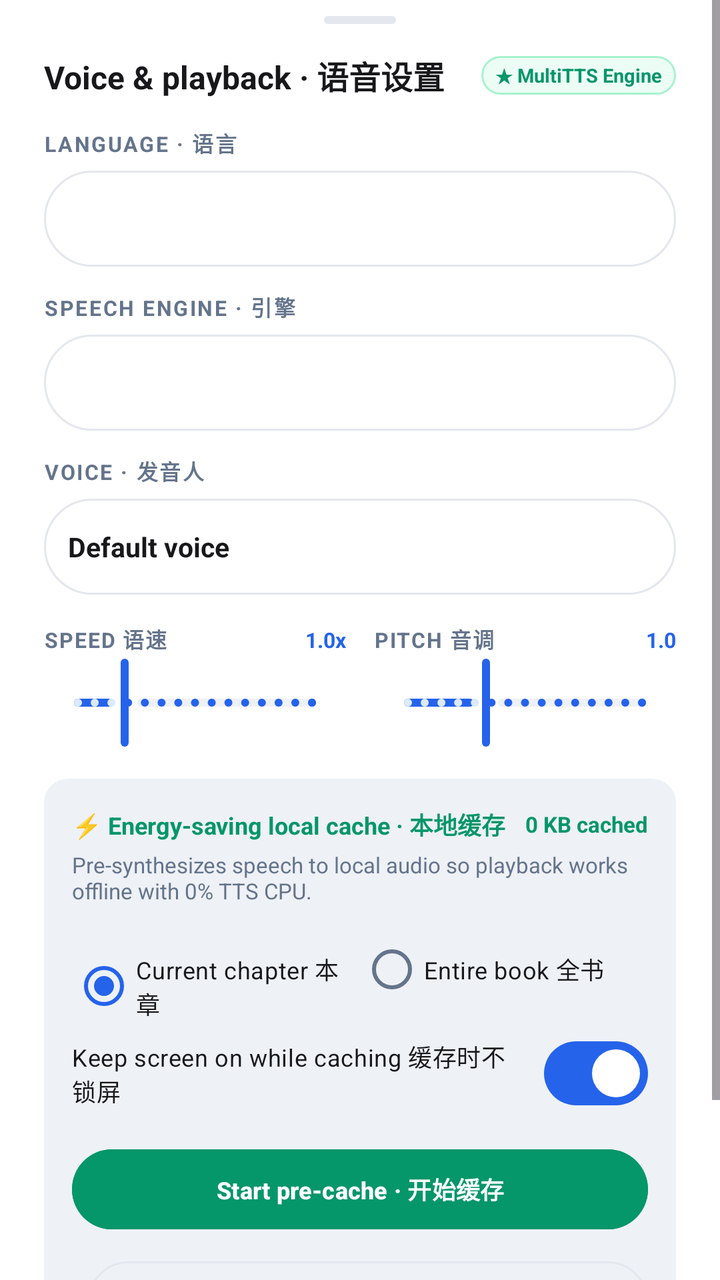
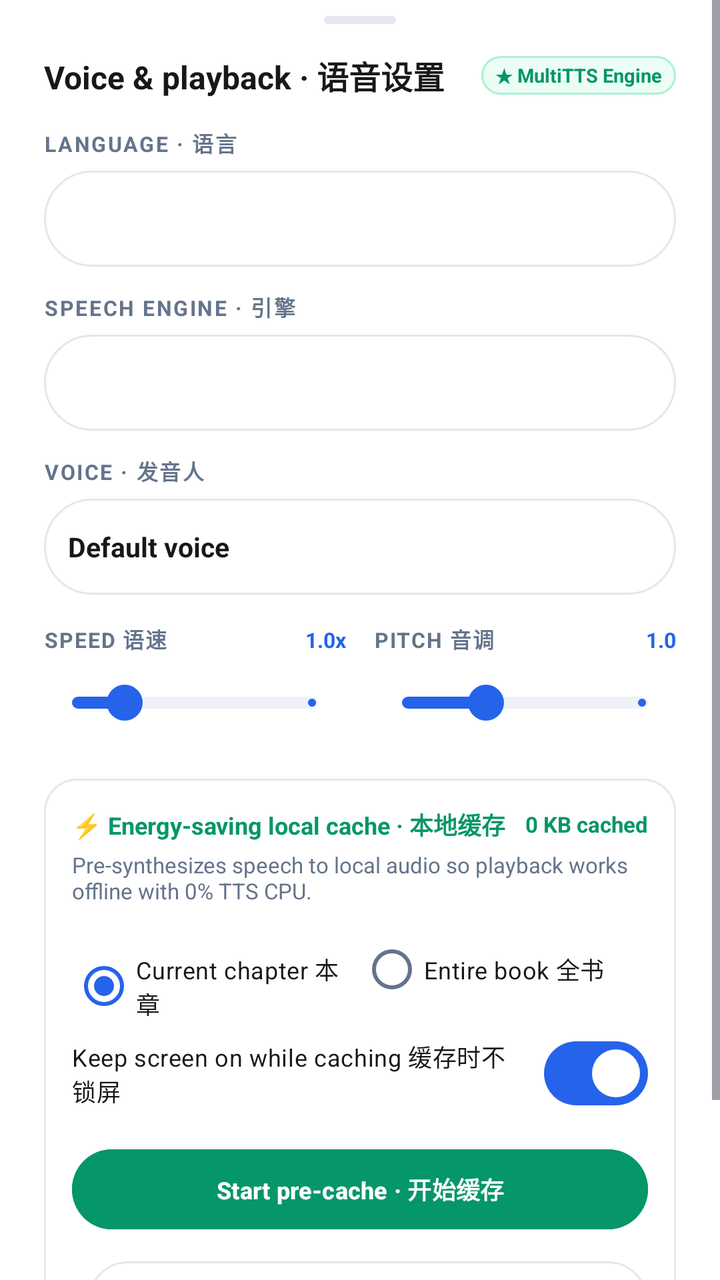

Before-and-after screenshots of an Android layout around one commit, followed by the original layout XML and the change that was made.
<!-- AndroidManifest.xml: application theme Theme.Readest.Classic -->
<!-- res/layout/bottom_sheet_tts.xml -->
<?xml version="1.0" encoding="utf-8"?>
<ScrollView xmlns:android="http://schemas.android.com/apk/res/android"
    xmlns:app="http://schemas.android.com/apk/res-auto"
    android:layout_width="match_parent"
    android:layout_height="wrap_content"
    android:background="?attr/rdPanel">

    <LinearLayout
        android:layout_width="match_parent"
        android:layout_height="wrap_content"
        android:orientation="vertical"
        android:paddingStart="22dp"
        android:paddingTop="8dp"
        android:paddingEnd="22dp"
        android:paddingBottom="24dp">

        
        <View
            android:layout_width="36dp"
            android:layout_height="4dp"
            android:layout_gravity="center_horizontal"
            android:layout_marginBottom="14dp"
            android:background="?attr/rdDragHandleBg" />

        <LinearLayout
            android:layout_width="match_parent"
            android:layout_height="wrap_content"
            android:gravity="center_vertical"
            android:orientation="horizontal">

            <TextView
                android:layout_width="0dp"
                android:layout_height="wrap_content"
                android:layout_weight="1"
                android:text="Voice &amp; playback · 语音设置"
                android:textColor="?attr/rdTextPrimary"
                android:textSize="16sp"
                android:textStyle="bold" />

            <TextView
                android:id="@+id/btnMultiTtsGuide"
                android:layout_width="wrap_content"
                android:layout_height="wrap_content"
                android:background="?attr/rdChipBgSuccess"
                android:paddingStart="7dp"
                android:paddingTop="3dp"
                android:paddingEnd="7dp"
                android:paddingBottom="3dp"
                android:text="★ MultiTTS Engine"
                android:textColor="?attr/rdOnSuccessChip"
                android:textSize="9.5sp"
                android:textStyle="bold" />
        </LinearLayout>

        
        <TextView
            android:layout_width="wrap_content"
            android:layout_height="wrap_content"
            android:layout_marginTop="14dp"
            android:letterSpacing="0.08"
            android:text="LANGUAGE · 语言"
            android:textColor="?attr/rdTextSecondary"
            android:textSize="10.5sp"
            android:textStyle="bold" />

        <Spinner
            android:id="@+id/spinnerLanguage"
            android:layout_width="match_parent"
            android:layout_height="48dp"
            android:layout_marginTop="6dp"
            android:background="?attr/rdChipBgMuted"
            android:popupBackground="?attr/rdPanel" />

        
        <TextView
            android:layout_width="wrap_content"
            android:layout_height="wrap_content"
            android:layout_marginTop="12dp"
            android:letterSpacing="0.08"
            android:text="SPEECH ENGINE · 引擎"
            android:textColor="?attr/rdTextSecondary"
            android:textSize="10.5sp"
            android:textStyle="bold" />

        <Spinner
            android:id="@+id/spinnerTtsEngine"
            android:layout_width="match_parent"
            android:layout_height="48dp"
            android:layout_marginTop="6dp"
            android:background="?attr/rdChipBgMuted"
            android:popupBackground="?attr/rdPanel" />

        
        <TextView
            android:layout_width="wrap_content"
            android:layout_height="wrap_content"
            android:layout_marginTop="12dp"
            android:letterSpacing="0.08"
            android:text="VOICE · 发音人"
            android:textColor="?attr/rdTextSecondary"
            android:textSize="10.5sp"
            android:textStyle="bold" />

        <TextView
            android:id="@+id/btnVoicePicker"
            android:clickable="true"
            android:focusable="true"
            android:foreground="?attr/selectableItemBackground"
            android:layout_width="match_parent"
            android:layout_height="48dp"
            android:layout_marginTop="6dp"
            android:background="?attr/rdChipBgMuted"
            android:ellipsize="end"
            android:gravity="center_vertical"
            android:maxLines="1"
            android:paddingStart="12dp"
            android:paddingEnd="12dp"
            android:text="Default voice"
            android:textColor="?attr/rdTextPrimary"
            android:textSize="13.5sp"
            android:textStyle="bold" />

        
        <LinearLayout
            android:layout_width="match_parent"
            android:layout_height="wrap_content"
            android:layout_marginTop="14dp"
            android:orientation="horizontal">

            <LinearLayout
                android:layout_width="0dp"
                android:layout_height="wrap_content"
                android:layout_marginEnd="7dp"
                android:layout_weight="1"
                android:orientation="vertical">

                <LinearLayout
                    android:layout_width="match_parent"
                    android:layout_height="wrap_content"
                    android:orientation="horizontal">

                    <TextView
                        android:layout_width="0dp"
                        android:layout_height="wrap_content"
                        android:layout_weight="1"
                        android:letterSpacing="0.06"
                        android:text="SPEED 语速"
                        android:textColor="?attr/rdTextSecondary"
                        android:textSize="10.5sp"
                        android:textStyle="bold" />

                    <TextView
                        android:id="@+id/tvSheetRateVal"
                        android:layout_width="wrap_content"
                        android:layout_height="wrap_content"
                        android:text="1.0x"
                        android:textColor="?attr/rdAccent"
                        android:textSize="10.5sp"
                        android:textStyle="bold" />
                </LinearLayout>

                <com.google.android.material.slider.Slider
                    android:id="@+id/sliderSpeechRate"
                    android:layout_width="match_parent"
                    android:layout_height="wrap_content"
                    android:stepSize="0.1"
                    android:value="1.0"
                    android:valueFrom="0.5"
                    android:valueTo="3.0"
                    app:thumbColor="?attr/rdAccent"
                    app:trackColorActive="?attr/rdAccent"
                    app:trackColorInactive="?attr/rdPanelSunk"
                    app:trackHeight="4dp" />
            </LinearLayout>

            <LinearLayout
                android:layout_width="0dp"
                android:layout_height="wrap_content"
                android:layout_marginStart="7dp"
                android:layout_weight="1"
                android:orientation="vertical">

                <LinearLayout
                    android:layout_width="match_parent"
                    android:layout_height="wrap_content"
                    android:orientation="horizontal">

                    <TextView
                        android:layout_width="0dp"
                        android:layout_height="wrap_content"
                        android:layout_weight="1"
                        android:letterSpacing="0.06"
                        android:text="PITCH 音调"
                        android:textColor="?attr/rdTextSecondary"
                        android:textSize="10.5sp"
                        android:textStyle="bold" />

                    <TextView
                        android:id="@+id/tvSheetPitchVal"
                        android:layout_width="wrap_content"
                        android:layout_height="wrap_content"
                        android:text="1.0"
                        android:textColor="?attr/rdAccent"
                        android:textSize="10.5sp"
                        android:textStyle="bold" />
                </LinearLayout>

                <com.google.android.material.slider.Slider
                    android:id="@+id/sliderSpeechPitch"
                    android:layout_width="match_parent"
                    android:layout_height="wrap_content"
                    android:stepSize="0.1"
                    android:value="1.0"
                    android:valueFrom="0.5"
                    android:valueTo="2.0"
                    app:thumbColor="?attr/rdAccent"
                    app:trackColorActive="?attr/rdAccent"
                    app:trackColorInactive="?attr/rdPanelSunk"
                    app:trackHeight="4dp" />
            </LinearLayout>
        </LinearLayout>

        
        <LinearLayout
            android:layout_width="match_parent"
            android:layout_height="wrap_content"
            android:layout_marginTop="14dp"
            android:background="?attr/rdSunkBg"
            android:orientation="vertical"
            android:padding="14dp">

            <LinearLayout
                android:layout_width="match_parent"
                android:layout_height="wrap_content"
                android:gravity="center_vertical"
                android:orientation="horizontal">

                <TextView
                    android:layout_width="0dp"
                    android:layout_height="wrap_content"
                    android:layout_weight="1"
                    android:text="⚡ Energy-saving local cache · 本地缓存"
                    android:textColor="?attr/rdSuccess"
                    android:textSize="12sp"
                    android:textStyle="bold" />

                <TextView
                    android:id="@+id/tvCacheStats"
                    android:layout_width="wrap_content"
                    android:layout_height="wrap_content"
                    android:text="0 KB cached"
                    android:textColor="?attr/rdSuccess"
                    android:textSize="11sp"
                    android:textStyle="bold" />
            </LinearLayout>

            <TextView
                android:layout_width="wrap_content"
                android:layout_height="wrap_content"
                android:layout_marginTop="4dp"
                android:text="Pre-synthesizes speech to local audio so playback works offline with 0% TTS CPU."
                android:textColor="?attr/rdTextSecondary"
                android:textSize="11sp" />

            
            <RadioGroup
                android:id="@+id/rgCacheScope"
                android:layout_width="match_parent"
                android:layout_height="wrap_content"
                android:layout_marginTop="8dp"
                android:orientation="horizontal">

                <RadioButton
                    android:id="@+id/rbCacheChapter"
                    android:layout_width="0dp"
                    android:layout_height="wrap_content"
                    android:layout_weight="1"
                    android:buttonTint="?attr/rdSuccess"
                    android:checked="true"
                    android:text="Current chapter 本章"
                    android:textColor="?attr/rdTextPrimary"
                    android:textSize="12sp" />

                <RadioButton
                    android:id="@+id/rbCacheBook"
                    android:layout_width="0dp"
                    android:layout_height="wrap_content"
                    android:layout_weight="1"
                    android:buttonTint="?attr/rdSuccess"
                    android:text="Entire book 全书"
                    android:textColor="?attr/rdTextPrimary"
                    android:textSize="12sp" />
            </RadioGroup>

            
            <TextView
                android:id="@+id/tvResumeHint"
                android:layout_width="match_parent"
                android:layout_height="wrap_content"
                android:layout_marginTop="8dp"
                android:background="?attr/rdChipBgSuccess"
                android:paddingStart="10dp"
                android:paddingTop="7dp"
                android:paddingEnd="10dp"
                android:paddingBottom="7dp"
                android:text=""
                android:textColor="?attr/rdOnSuccessChip"
                android:textSize="11.5sp"
                android:visibility="gone" />

            
            <com.google.android.material.materialswitch.MaterialSwitch
                android:id="@+id/switchKeepAwake"
                android:layout_width="match_parent"
                android:layout_height="wrap_content"
                android:layout_marginTop="4dp"
                android:checked="true"
                android:text="Keep screen on while caching 缓存时不锁屏"
                android:textColor="?attr/rdTextPrimary"
                android:textSize="12sp" />

            
            <LinearLayout
                android:layout_width="match_parent"
                android:layout_height="wrap_content"
                android:layout_marginTop="10dp"
                android:orientation="horizontal">

                <com.google.android.material.button.MaterialButton
                    android:id="@+id/btnPreCacheChapter"
                    android:layout_width="match_parent"
                    android:layout_height="wrap_content"
                    android:backgroundTint="?attr/rdSuccess"
                    android:text="Start pre-cache · 开始缓存"
                    android:textAllCaps="false"
                    android:textColor="?attr/rdOnAccent"
                    android:textSize="12sp"
                    android:textStyle="bold"
                    app:cornerRadius="22dp" />

            </LinearLayout>

            <LinearLayout
                android:layout_width="match_parent"
                android:layout_height="wrap_content"
                android:layout_marginTop="8dp"
                android:orientation="horizontal">

                <com.google.android.material.button.MaterialButton
                    android:id="@+id/btnRestartCache"
                    android:insetLeft="0dp"
                    android:insetRight="0dp"
                    android:paddingStart="4dp"
                    android:paddingEnd="4dp"
                    style="@style/Widget.Material3.Button.OutlinedButton"
                    android:layout_width="0dp"
                    android:layout_height="wrap_content"
                    android:layout_weight="1"
                    android:text="Start over 重来"
                    android:textAllCaps="false"
                    android:textColor="?attr/rdTextSecondary"
                    android:textSize="11sp"
                    android:visibility="gone"
                    app:cornerRadius="22dp"
                    app:strokeColor="?attr/rdOutlineMuted" />

                <com.google.android.material.button.MaterialButton
                    android:id="@+id/btnPauseCache"
                    android:insetLeft="0dp"
                    android:insetRight="0dp"
                    android:paddingStart="4dp"
                    android:paddingEnd="4dp"
                    style="@style/Widget.Material3.Button.OutlinedButton"
                    android:layout_width="0dp"
                    android:layout_height="wrap_content"
                    android:layout_weight="1"
                    android:layout_marginEnd="8dp"
                    android:text="Pause 暂停"
                    android:textAllCaps="false"
                    android:textColor="?attr/rdSuccess"
                    android:textSize="11sp"
                    android:visibility="gone"
                    app:cornerRadius="22dp"
                    app:strokeColor="?attr/rdSuccess" />

                <com.google.android.material.button.MaterialButton
                    android:id="@+id/btnStopCache"
                    android:insetLeft="0dp"
                    android:insetRight="0dp"
                    android:paddingStart="4dp"
                    android:paddingEnd="4dp"
                    style="@style/Widget.Material3.Button.OutlinedButton"
                    android:layout_width="0dp"
                    android:layout_height="wrap_content"
                    android:layout_weight="1"
                    android:layout_marginEnd="8dp"
                    android:text="Stop 停止"
                    android:textAllCaps="false"
                    android:textColor="?attr/rdDanger"
                    android:textSize="11sp"
                    android:visibility="gone"
                    app:cornerRadius="22dp"
                    app:strokeColor="?attr/rdDanger" />

                <Space
                    android:layout_width="8dp"
                    android:layout_height="1dp" />

                <com.google.android.material.button.MaterialButton
                    android:id="@+id/btnClearCache"
                    android:insetLeft="0dp"
                    android:insetRight="0dp"
                    android:paddingStart="4dp"
                    android:paddingEnd="4dp"
                    style="@style/Widget.Material3.Button.OutlinedButton"
                    android:layout_width="0dp"
                    android:layout_height="wrap_content"
                    android:layout_weight="1"
                    android:text="Manage 管理"
                    android:textAllCaps="false"
                    android:textColor="?attr/rdAccent"
                    android:textSize="11sp"
                    app:cornerRadius="22dp"
                    app:strokeColor="?attr/rdOutlineMuted" />
            </LinearLayout>

            
            <ProgressBar
                android:id="@+id/pbPrecacheProgress"
                style="?android:attr/progressBarStyleHorizontal"
                android:layout_width="match_parent"
                android:layout_height="8dp"
                android:layout_marginTop="10dp"
                android:max="100"
                android:progress="0"
                android:progressDrawable="?attr/rdCacheProgressDrawable"
                android:visibility="gone" />

            <TextView
                android:id="@+id/tvPrecacheStatus"
                android:layout_width="wrap_content"
                android:layout_height="wrap_content"
                android:layout_marginTop="4dp"
                android:text="Synthesizing…"
                android:textColor="?attr/rdTextSecondary"
                android:textSize="11sp"
                android:visibility="gone" />
        </LinearLayout>

        
        <LinearLayout
            android:layout_width="match_parent"
            android:layout_height="wrap_content"
            android:layout_marginTop="16dp"
            android:gravity="center_vertical"
            android:orientation="horizontal">

            <TextView
                android:layout_width="0dp"
                android:layout_height="wrap_content"
                android:layout_weight="1"
                android:letterSpacing="0.08"
                android:text="SLEEP TIMER · 定时关闭"
                android:textColor="?attr/rdTextSecondary"
                android:textSize="10.5sp"
                android:textStyle="bold" />

            <Spinner
                android:id="@+id/spinnerSleepTimer"
                android:layout_width="wrap_content"
                android:layout_height="wrap_content"
                android:background="?attr/rdChipBgMuted"
                android:popupBackground="?attr/rdPanel" />
        </LinearLayout>

    </LinearLayout>
</ScrollView>
<!-- resources referenced by this layout -->
<resources>
  <style name="Theme.Readest.Classic" parent="Theme.Readest.Base">
          <item name="rdBg">@color/bg_app</item>
          <item name="rdPanel">@color/surface</item>
          <item name="rdPanelSunk">@color/track</item>
          <item name="rdShadow">@color/surface_border</item>
          <item name="rdHeaderCard">@color/accent_tint</item>
          <item name="rdOnHeaderCard">@color/text_primary</item>
  
          <item name="rdOutline">@color/surface_border</item>
          <item name="rdOutlineMuted">@color/surface_border</item>
          <item name="rdDivider">@color/surface_border</item>
  
          <item name="rdTextPrimary">@color/text_primary</item>
          <item name="rdTextSecondary">@color/text_secondary</item>
          <item name="rdTextTertiary">@color/text_tertiary</item>
  
          <item name="rdAccent">@color/accent</item>
          <item name="rdOnAccent">#FFFFFF</item>
          <item name="rdOnChip">@color/accent_dark</item>
          <item name="rdOnSuccessChip">@color/green</item>
          <item name="rdXp">@color/accent</item>
          <item name="rdInfo">@color/accent_dark</item>
          <item name="rdInfoSoft">@color/accent_soft</item>
          <item name="rdSuccess">@color/green</item>
          <item name="rdSuccessBright">@color/green</item>
          <item name="rdCachedTrack">@color/green_border</item>
          <item name="rdDanger">@color/danger</item>
          <item name="rdBadgeBg">@color/badge_epub</item>
  
          <item name="rdBadgeEpub">@color/badge_epub</item>
          <item name="rdBadgeTxt">@color/badge_txt</item>
          <item name="rdBadgePdf">@color/badge_pdf</item>
          <item name="rdBadgeMobi">@color/badge_mobi</item>
  
          <item name="rdReaderPage">#FAFAFA</item>
          <item name="rdReaderInk">#18181B</item>
          <item name="rdSentenceHl">@color/accent_soft</item>
          <item name="rdWordHl">@color/green_soft</item>
  
          <item name="rdPanelBg">@drawable/rd_classic_panel</item>
          <item name="rdHeaderBg">@drawable/rd_classic_panel</item>
          <item name="rdCardBg">@drawable/rd_classic_card</item>
          <item name="rdSunkBg">@drawable/rd_classic_sunk</item>
          <item name="rdSheetBg">@drawable/rd_classic_panel</item>
          <item name="rdChipBg">@drawable/rd_classic_chip</item>
          <item name="rdChipBgSuccess">@drawable/rd_classic_chip_success</item>
          <item name="rdChipBgMuted">@drawable/rd_classic_chip_muted</item>
          <item name="rdButtonPrimaryBg">@drawable/rd_classic_button</item>
          <item name="rdIconTileBg">@drawable/rd_classic_tile</item>
          <item name="rdLogoBg">@drawable/rd_classic_logo</item>
          <item name="rdDragHandleBg">@drawable/rd_classic_handle</item>
          <item name="rdProgressDrawable">@drawable/rd_classic_progress</item>
          <item name="rdCacheProgressDrawable">@drawable/rd_classic_cache_progress</item>
          <item name="rdXpProgressDrawable">@drawable/rd_classic_xp</item>
          <item name="rdSeekbarDrawable">@drawable/rd_classic_seekbar</item>
          <item name="rdSeekbarThumb">@drawable/rd_classic_thumb</item>
          <item name="rdBadgeBgShape">@drawable/rd_classic_badge</item>
  
          <item name="rdDisplayAppearance">@style/TextAppearance.Classic.Display</item>
          <item name="rdHeadingAppearance">@style/TextAppearance.Classic.Heading</item>
          <item name="rdEyebrowAppearance">@style/TextAppearance.Classic.Eyebrow</item>
          <item name="rdTitleAppearance">@style/TextAppearance.Classic.Title</item>
          <item name="rdBodyAppearance">@style/TextAppearance.Classic.Body</item>
          <item name="rdSubtitleAppearance">@style/TextAppearance.Classic.Subtitle</item>
          <item name="rdValueAppearance">@style/TextAppearance.Classic.Value</item>
          <item name="rdChipAppearance">@style/TextAppearance.Classic.Chip</item>
          <item name="android:textViewStyle">@style/Widget.Readest.TextView.Classic</item>
          <item name="materialButtonStyle">@style/Widget.Readest.Button.Classic</item>
          <item name="materialAlertDialogTheme">@style/ThemeOverlay.Readest.Dialog.Classic</item>
          <item name="rdFontHeading">@null</item>
          <item name="rdFontBody">@null</item>
  
          
          <item name="colorPrimary">@color/accent</item>
          <item name="colorOnPrimary">#FFFFFF</item>
          <item name="colorSecondary">@color/accent</item>
          <item name="colorPrimaryContainer">@color/accent_soft</item>
          <item name="colorOnPrimaryContainer">@color/accent_dark</item>
          <item name="colorSecondaryContainer">@color/accent_soft</item>
          <item name="colorOnSecondaryContainer">@color/accent_dark</item>
          <item name="colorSurface">@color/surface</item>
          <item name="colorOnSurface">@color/text_primary</item>
          <item name="colorSurfaceVariant">@color/track</item>
          <item name="colorOnSurfaceVariant">@color/text_secondary</item>
          <item name="colorOutline">@color/surface_border</item>
          <item name="colorError">@color/danger</item>
          <item name="android:windowLightStatusBar">true</item>
          <item name="android:windowLightNavigationBar" tools:targetApi="27">true</item>
      </style>
  <!-- drawable rd_classic_sunk (drawable) -->
  <?xml version="1.0" encoding="utf-8"?>
  <shape xmlns:android="http://schemas.android.com/apk/res/android">
      <solid android:color="?attr/rdPanelSunk" />
      <corners android:radius="12dp" />
  </shape>
  <!-- unchanged entries left out for length: 48 -->
</resources>

<!-- the commit's change to res/layout/bottom_sheet_tts.xml (unified diff, before → after) -->
@@ -32,6 +32,7 @@
                 android:layout_width="0dp"
                 android:layout_height="wrap_content"
                 android:layout_weight="1"
+                android:id="@+id/tvTtsTitle"
                 android:text="Voice &amp; playback · 语音设置"
                 android:textColor="?attr/rdTextPrimary"
                 android:textSize="16sp"
@@ -166,11 +167,7 @@
                     android:stepSize="0.1"
                     android:value="1.0"
                     android:valueFrom="0.5"
-                    android:valueTo="3.0"
-                    app:thumbColor="?attr/rdAccent"
-                    app:trackColorActive="?attr/rdAccent"
-                    app:trackColorInactive="?attr/rdPanelSunk"
-                    app:trackHeight="4dp" />
+                    android:valueTo="3.0" />
             </LinearLayout>
 
             <LinearLayout
@@ -212,11 +209,7 @@
                     android:stepSize="0.1"
                     android:value="1.0"
                     android:valueFrom="0.5"
-                    android:valueTo="2.0"
-                    app:thumbColor="?attr/rdAccent"
-                    app:trackColorActive="?attr/rdAccent"
-                    app:trackColorInactive="?attr/rdPanelSunk"
-                    app:trackHeight="4dp" />
+                    android:valueTo="2.0" />
             </LinearLayout>
         </LinearLayout>
 
@@ -225,7 +218,7 @@
             android:layout_width="match_parent"
             android:layout_height="wrap_content"
             android:layout_marginTop="14dp"
-            android:background="?attr/rdSunkBg"
+            android:background="?attr/rdCardBg"
             android:orientation="vertical"
             android:padding="14dp">
 
<!-- resource entries referenced after the edit -->
@@ -26,6 +26,7 @@
           <item name="rdSuccess">@color/green</item>
           <item name="rdSuccessBright">@color/green</item>
           <item name="rdCachedTrack">@color/green_border</item>
+          <item name="rdTrackActive">@color/accent</item>
           <item name="rdDanger">@color/danger</item>
           <item name="rdBadgeBg">@color/badge_epub</item>
   
@@ -42,7 +43,6 @@
           <item name="rdPanelBg">@drawable/rd_classic_panel</item>
           <item name="rdHeaderBg">@drawable/rd_classic_panel</item>
           <item name="rdCardBg">@drawable/rd_classic_card</item>
-          <item name="rdSunkBg">@drawable/rd_classic_sunk</item>
           <item name="rdSheetBg">@drawable/rd_classic_panel</item>
           <item name="rdChipBg">@drawable/rd_classic_chip</item>
           <item name="rdChipBgSuccess">@drawable/rd_classic_chip_success</item>
@@ -69,6 +69,7 @@
           <item name="android:textViewStyle">@style/Widget.Readest.TextView.Classic</item>
           <item name="materialButtonStyle">@style/Widget.Readest.Button.Classic</item>
           <item name="materialAlertDialogTheme">@style/ThemeOverlay.Readest.Dialog.Classic</item>
+          <item name="sliderStyle">@style/Widget.Readest.Slider.Classic</item>
           <item name="rdFontHeading">@null</item>
           <item name="rdFontBody">@null</item>
   
@@ -89,12 +90,17 @@
           <item name="android:windowLightStatusBar">true</item>
           <item name="android:windowLightNavigationBar" tools:targetApi="27">true</item>
       </style>
-  <!-- drawable rd_classic_sunk (drawable) -->
-  <?xml version="1.0" encoding="utf-8"?>
-  <shape xmlns:android="http://schemas.android.com/apk/res/android">
-      <solid android:color="?attr/rdPanelSunk" />
-      <corners android:radius="12dp" />
-  </shape>
+  <style name="Widget.Readest.Slider.Classic" parent="Widget.Material3.Slider">
+          <item name="tickVisible">false</item>
+          <item name="thumbWidth">18dp</item>
+          <item name="thumbHeight">18dp</item>
+          <item name="thumbTrackGapSize">0dp</item>
+          <item name="trackHeight">6dp</item>
+          <item name="thumbColor">?attr/rdAccent</item>
+          <item name="trackColorActive">?attr/rdAccent</item>
+          <item name="trackColorInactive">?attr/rdPanelSunk</item>
+          <item name="haloColor">?attr/rdInfoSoft</item>
+      </style>
   <!-- unchanged entries left out for length: 48 -->
 </resources>
 
